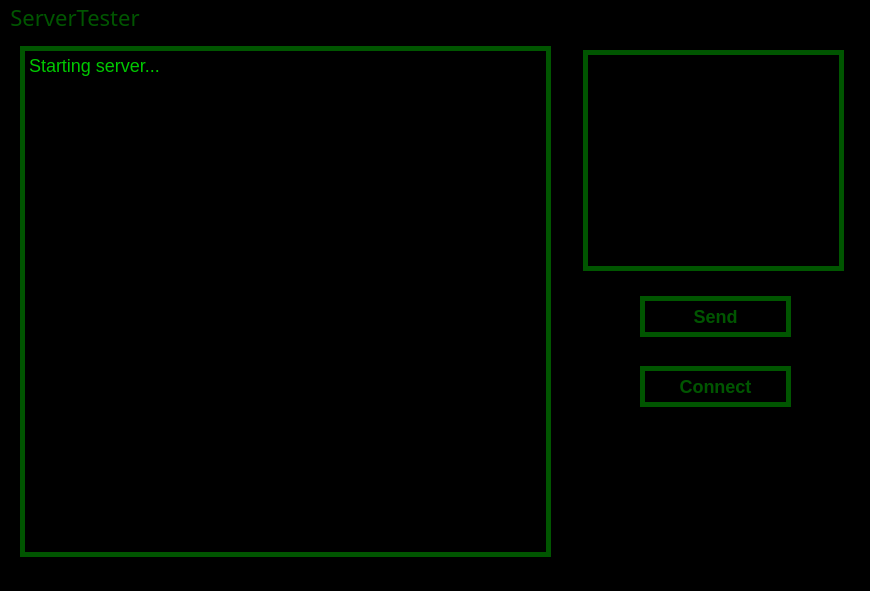
Old version of the form QtClientTester/mainwindow.ui in the repository GLAScorpion/QtClientServerTester.
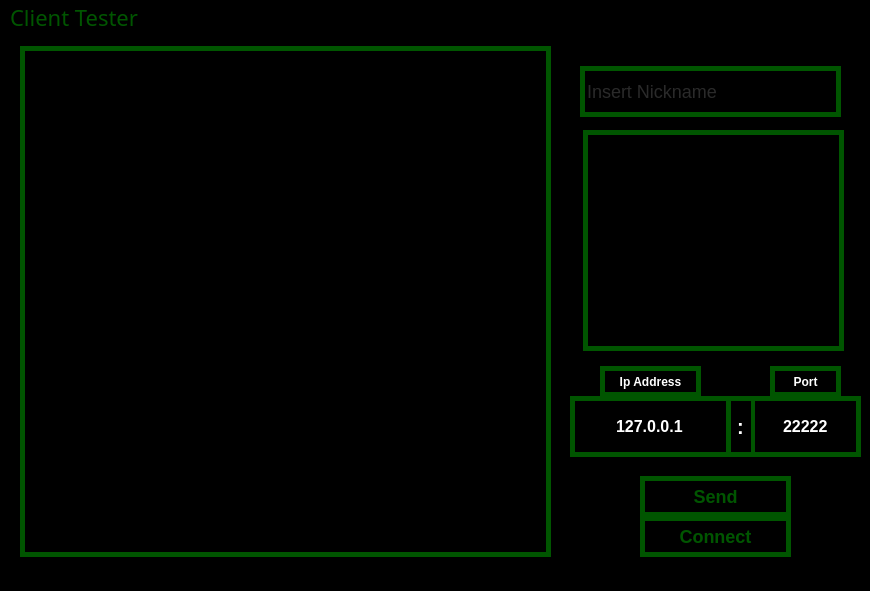
New version of the form.

Commit message: server e client funzionanti

Patch:
```diff
--- a/QtClientTester/mainwindow.ui
+++ b/QtClientTester/mainwindow.ui
@@ -24,7 +24,7 @@
     <property name="geometry">
      <rect>
       <x>583</x>
-      <y>14</y>
+      <y>94</y>
       <width>261</width>
       <height>221</height>
      </rect>
@@ -55,7 +55,7 @@
     <property name="geometry">
      <rect>
       <x>640</x>
-      <y>260</y>
+      <y>440</y>
       <width>151</width>
       <height>41</height>
      </rect>
@@ -104,7 +104,7 @@
 font-size: 18px;</string>
     </property>
     <property name="plainText">
-     <string>Starting server...</string>
+     <string/>
     </property>
     <property name="overwriteMode">
      <bool>true</bool>
@@ -120,7 +120,7 @@
     <property name="geometry">
      <rect>
       <x>640</x>
-      <y>330</y>
+      <y>480</y>
       <width>151</width>
       <height>41</height>
      </rect>
@@ -147,6 +147,172 @@
      <string>Connect</string>
     </property>
    </widget>
+   <widget class="QLineEdit" name="NickName">
+    <property name="geometry">
+     <rect>
+      <x>580</x>
+      <y>30</y>
+      <width>261</width>
+      <height>51</height>
+     </rect>
+    </property>
+    <property name="styleSheet">
+     <string notr="true">background-color: rgb(0, 0, 0);
+color: rgb(83, 83, 83);
+border:5px solid rgb(0, 85, 0);
+font-size: 18px;</string>
+    </property>
+    <property name="placeholderText">
+     <string>Insert Nickname</string>
+    </property>
+   </widget>
+   <widget class="QLineEdit" name="PortSetter">
+    <property name="geometry">
+     <rect>
+      <x>750</x>
+      <y>360</y>
+      <width>111</width>
+      <height>61</height>
+     </rect>
+    </property>
+    <property name="font">
+     <font>
+      <pointsize>12</pointsize>
+      <italic>false</italic>
+      <bold>true</bold>
+     </font>
+    </property>
+    <property name="styleSheet">
+     <string notr="true">background-color: rgb(0, 0, 0);
+border:5px solid rgb(0, 85, 0);
+color: white;</string>
+    </property>
+    <property name="text">
+     <string>22222</string>
+    </property>
+    <property name="maxLength">
+     <number>6</number>
+    </property>
+    <property name="alignment">
+     <set>Qt::AlignCenter</set>
+    </property>
+    <property name="clearButtonEnabled">
+     <bool>false</bool>
+    </property>
+   </widget>
+   <widget class="QLabel" name="label_3">
+    <property name="geometry">
+     <rect>
+      <x>770</x>
+      <y>330</y>
+      <width>71</width>
+      <height>31</height>
+     </rect>
+    </property>
+    <property name="styleSheet">
+     <string notr="true">font: bold;
+background-color: rgb(0, 0, 0);
+border:5px solid rgb(0, 85, 0);
+color: white;</string>
+    </property>
+    <property name="text">
+     <string>Port</string>
+    </property>
+    <property name="alignment">
+     <set>Qt::AlignCenter</set>
+    </property>
+   </widget>
+   <widget class="QLabel" name="label_4">
+    <property name="geometry">
+     <rect>
+      <x>730</x>
+      <y>360</y>
+      <width>21</width>
+      <height>61</height>
+     </rect>
+    </property>
+    <property name="font">
+     <font>
+      <pointsize>15</pointsize>
+      <bold>true</bold>
+     </font>
+    </property>
+    <property name="styleSheet">
+     <string notr="true">border-left:0px;
+border-right:0px;
+background-color: rgb(0, 0, 0);
+border-top:5px solid rgb(0, 85, 0);
+border-bottom:5px solid rgb(0, 85, 0);
+color: white;</string>
+    </property>
+    <property name="text">
+     <string>:</string>
+    </property>
+    <property name="alignment">
+     <set>Qt::AlignCenter</set>
+    </property>
+    <property name="margin">
+     <number>0</number>
+    </property>
+    <property name="indent">
+     <number>-1</number>
+    </property>
+    <property name="textInteractionFlags">
+     <set>Qt::NoTextInteraction</set>
+    </property>
+   </widget>
+   <widget class="QLabel" name="label">
+    <property name="geometry">
+     <rect>
+      <x>600</x>
+      <y>330</y>
+      <width>101</width>
+      <height>31</height>
+     </rect>
+    </property>
+    <property name="styleSheet">
+     <string notr="true">background-color: rgb(0, 0, 0);
+border:5px solid rgb(0, 85, 0);
+color: white;
+font: bold;</string>
+    </property>
+    <property name="text">
+     <string>Ip Address</string>
+    </property>
+    <property name="alignment">
+     <set>Qt::AlignCenter</set>
+    </property>
+   </widget>
+   <widget class="QLineEdit" name="IpSetter">
+    <property name="geometry">
+     <rect>
+      <x>570</x>
+      <y>360</y>
+      <width>161</width>
+      <height>61</height>
+     </rect>
+    </property>
+    <property name="font">
+     <font>
+      <pointsize>12</pointsize>
+      <bold>true</bold>
+     </font>
+    </property>
+    <property name="styleSheet">
+     <string notr="true">background-color: rgb(0, 0, 0);
+border:5px solid rgb(0, 85, 0);
+color: white;</string>
+    </property>
+    <property name="text">
+     <string>127.0.0.1</string>
+    </property>
+    <property name="maxLength">
+     <number>16</number>
+    </property>
+    <property name="alignment">
+     <set>Qt::AlignCenter</set>
+    </property>
+   </widget>
   </widget>
   <widget class="QMenuBar" name="menubar">
    <property name="geometry">
@@ -394,7 +560,7 @@
 }</string>
     </property>
     <property name="title">
-     <string>ServerTester</string>
+     <string>Client Tester</string>
     </property>
     <addaction name="actionSet_Ip"/>
    </widget>
```
Left out of the diff: 3 changed lines with no effect on the pictures. The commit also changes 14 other files.
